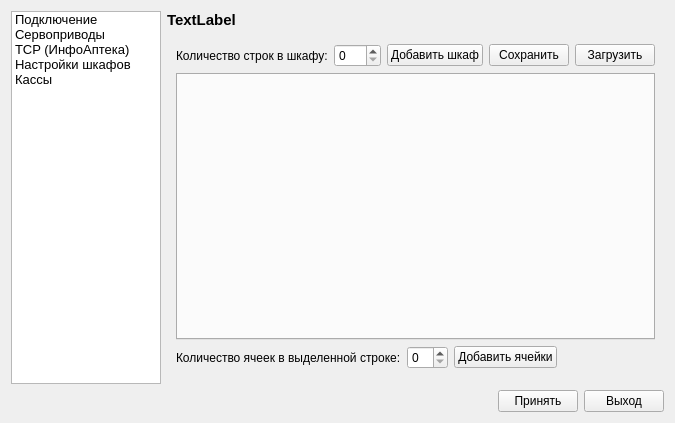
Above: settingswindow.ui from VladimirR46/PharmacyRobot before the change. Below: the same form after it.
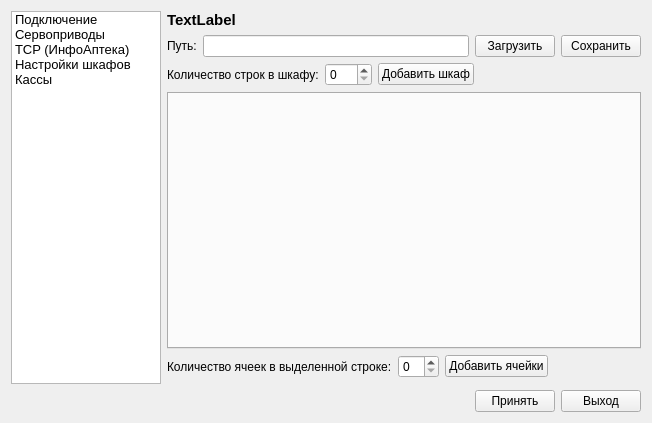
That is the form after the change. Icons and pictures are not drawn.

Patch:
```diff
--- a/settingswindow.ui
+++ b/settingswindow.ui
@@ -448,7 +448,51 @@
        </widget>
        <widget class="QWidget" name="page_4">
         <layout class="QGridLayout" name="gridLayout_5">
+         <property name="leftMargin">
+          <number>0</number>
+         </property>
+         <property name="topMargin">
+          <number>0</number>
+         </property>
+         <property name="rightMargin">
+          <number>0</number>
+         </property>
+         <property name="bottomMargin">
+          <number>0</number>
+         </property>
          <item row="0" column="0">
+          <layout class="QHBoxLayout" name="horizontalLayout_4">
+           <item>
+            <widget class="QLabel" name="label_17">
+             <property name="text">
+              <string>Путь:</string>
+             </property>
+            </widget>
+           </item>
+           <item>
+            <widget class="QLineEdit" name="PatchEdit">
+             <property name="readOnly">
+              <bool>true</bool>
+             </property>
+            </widget>
+           </item>
+           <item>
+            <widget class="QPushButton" name="pushButton">
+             <property name="text">
+              <string>Загрузить</string>
+             </property>
+            </widget>
+           </item>
+           <item>
+            <widget class="QPushButton" name="pushButton_2">
+             <property name="text">
+              <string>Сохранить</string>
+             </property>
+            </widget>
+           </item>
+          </layout>
+         </item>
+         <item row="1" column="0">
           <layout class="QHBoxLayout" name="horizontalLayout_2">
            <item>
             <widget class="QLabel" name="label_11">
@@ -471,20 +515,6 @@
              </property>
             </widget>
            </item>
-           <item>
-            <widget class="QPushButton" name="pushButton_2">
-             <property name="text">
-              <string>Сохранить</string>
-             </property>
-            </widget>
-           </item>
-           <item>
-            <widget class="QPushButton" name="pushButton">
-             <property name="text">
-              <string>Загрузить</string>
-             </property>
-            </widget>
-           </item>
            <item>
             <spacer name="horizontalSpacer_3">
              <property name="orientation">
@@ -500,10 +530,10 @@
            </item>
           </layout>
          </item>
-         <item row="1" column="0">
-          <widget class="QTabWidget" name="tabCupboard"/>
-         </item>
          <item row="2" column="0">
+          <widget class="QTabWidget" name="tabCupboard"/>
+         </item>
+         <item row="3" column="0">
           <layout class="QHBoxLayout" name="horizontalLayout_3">
            <item>
             <widget class="QLabel" name="label_16">
```
